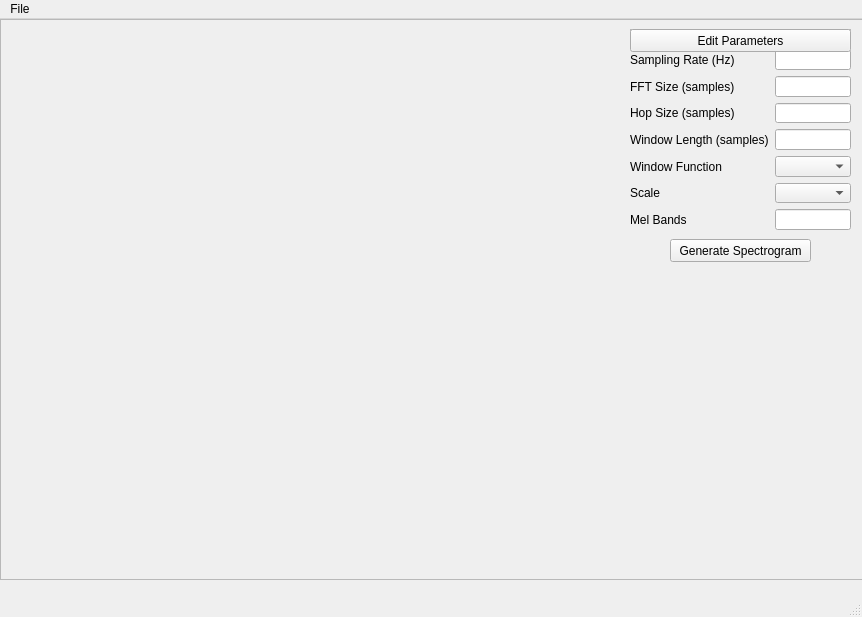
The window that spec-shower-ui.ui (Kuwisu/SRS-2024) describes before a commit, drawn with Qt 5.
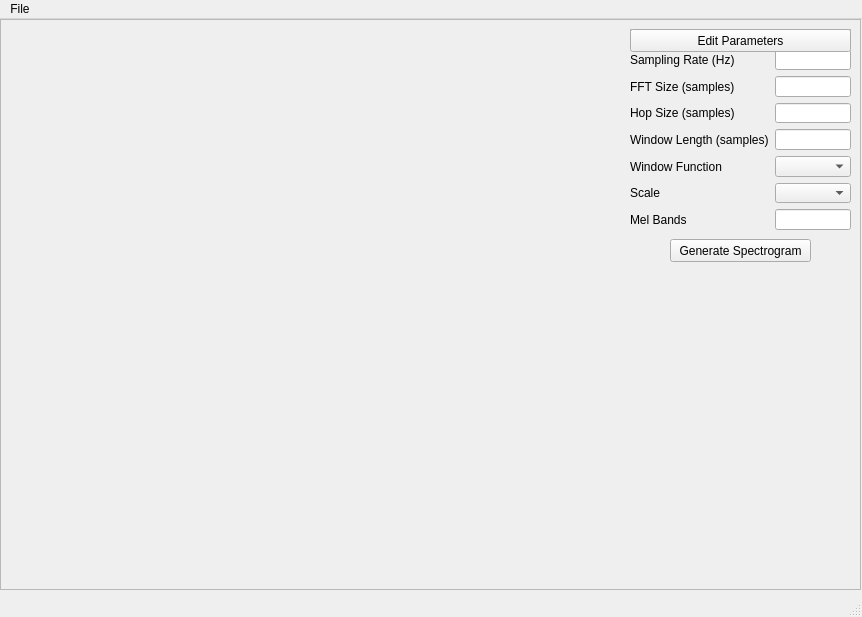
The same window after the commit.

Commit message: Fixed major time axis bug and restored colour bar

```diff
--- a/spec-shower-ui.ui
+++ b/spec-shower-ui.ui
@@ -19,8 +19,8 @@
      <rect>
       <x>0</x>
       <y>0</y>
-      <width>951</width>
-      <height>561</height>
+      <width>861</width>
+      <height>571</height>
      </rect>
     </property>
     <property name="frameShape">
```
The commit also changes 1 other file.
